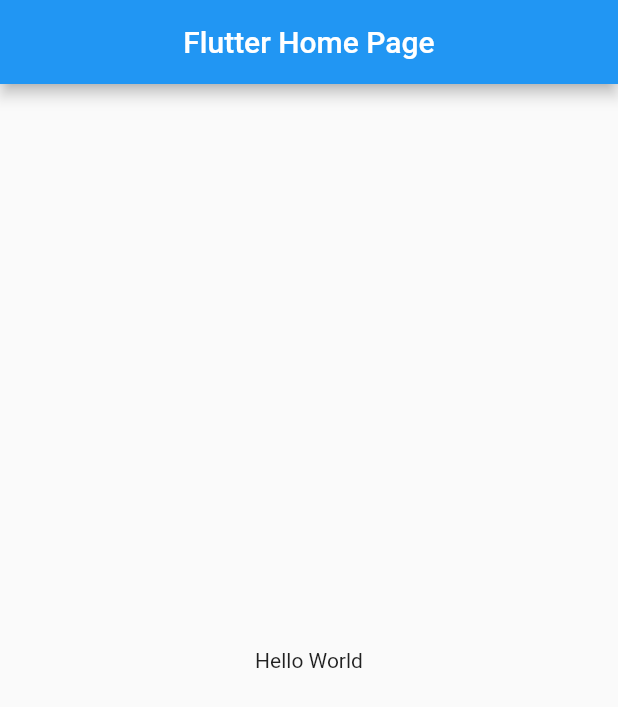
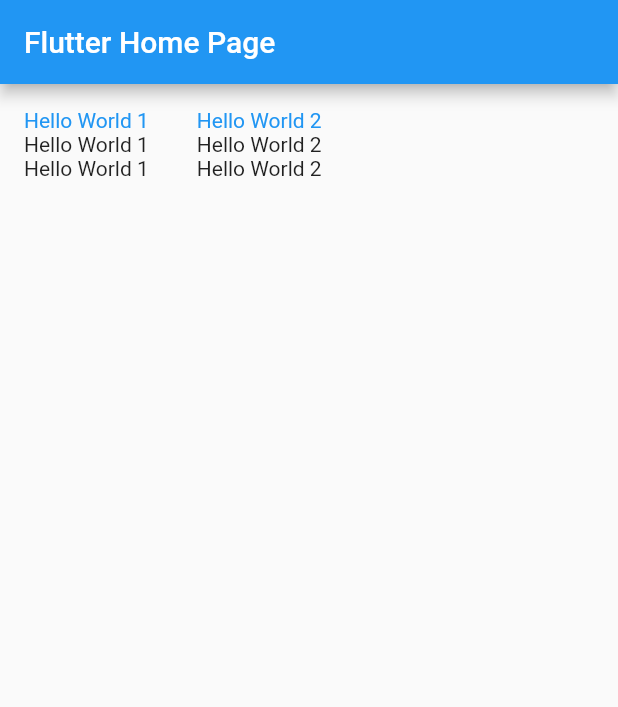
Before and after one commit to muhammadikbal21/flutter-upskilling, a Flutter app: the screen it shows after launch, on a phone screen of 412 x 824 dp. Shown: the top 707 px of the screen. Run offline on Flutter 3.47's test engine with Material 2 defaults, Android fonts, the phone set to English and light mode, and no system bars.

Commit message:
penggunaan Row, Column, dan Padding

```diff
--- a/lib/main.dart
+++ b/lib/main.dart
@@ -31,18 +31,28 @@
   Widget build(BuildContext context) {
     return Scaffold(
       appBar: AppBar(
-        title: Center(child: Text(widget.title)),
+        title: Text(widget.title),
       ),
-      body: Center(
-        child: Column(
-          mainAxisAlignment: MainAxisAlignment.center,
-          children: <Widget>[
-            Text(
-              'Hello World',
-            ),
-          ],
-        ),
-      ),
+      body: Row(
+        children: [
+          Padding(padding: const EdgeInsets.all(16.0),
+          child: Column(
+            children: [
+              Center(child: Text('Hello World 1', style: TextStyle(color: Colors.blue),),),
+              Center(child: Text('Hello World 1'),),
+              Center(child: Text('Hello World 1'),),
+            ],
+          ),),
+          Padding(padding: const EdgeInsets.all(16.0),
+          child: Column(
+            children: [
+              Center(child: Text('Hello World 2', style: TextStyle(color: Colors.blue),),),
+              Center(child: Text('Hello World 2'),),
+              Center(child: Text('Hello World 2'),),
+            ],
+          ),)
+        ],
+      )
     );
   }
 }
```
